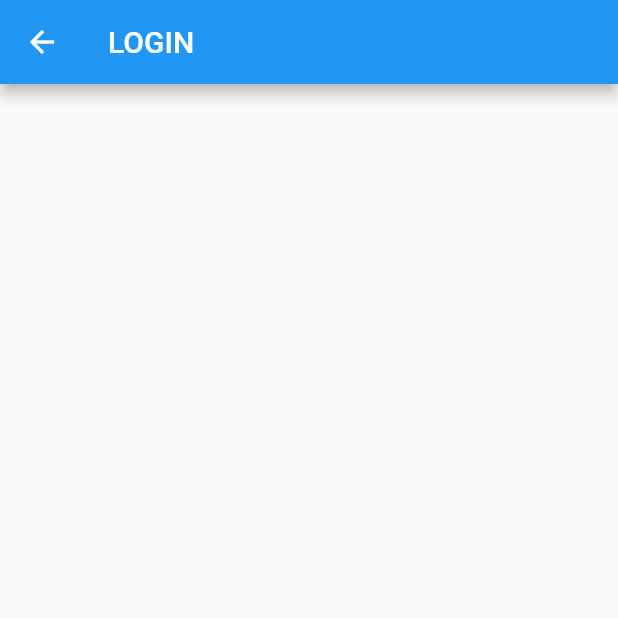
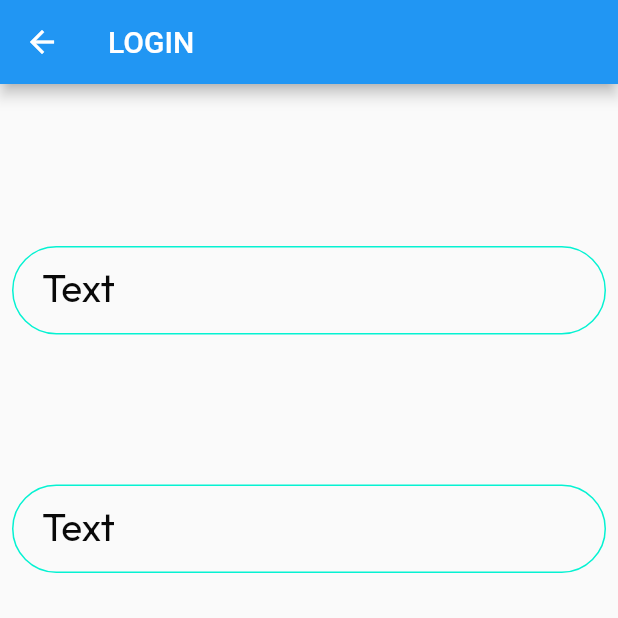
Before and after one commit to guilhermebernava/nmf_social, a Flutter app: the Login screen opened by its route, on a phone screen of 412 x 824 dp, the top half of it. Run offline on Flutter 3.47's test engine with Material 2 defaults, Android fonts, the phone set to English and light mode, and no system bars; our stand-ins replace bordered_text, google_fonts; network calls fail.

Commit message:
feat: input

```diff
--- a/lib/pages/login/login.dart
+++ b/lib/pages/login/login.dart
@@ -1,4 +1,5 @@
 import 'package:flutter/material.dart';
+import 'package:nmf_social/widgets/input/input.dart';
 
 class Login extends StatelessWidget {
   const Login({Key? key}) : super(key: key);
@@ -7,6 +8,19 @@ class Login extends StatelessWidget {
   Widget build(BuildContext context) {
     return Scaffold(
       appBar: AppBar(title: const Text("LOGIN")),
+      body: Padding(
+        padding: const EdgeInsets.all(8.0),
+        child: Column(children: [
+          const SizedBox(
+            height: 100,
+          ),
+          Input(),
+          const SizedBox(
+            height: 100,
+          ),
+          Input(),
+        ]),
+      ),
     );
   }
 }
--- /dev/null
+++ b/lib/widgets/input/input.dart
@@ -0,0 +1,31 @@
+import 'package:flutter/material.dart';
+import 'package:google_fonts/google_fonts.dart';
+import '../../themes/app_colors.dart';
+
+class Input extends StatelessWidget {
+  const Input({Key? key}) : super(key: key);
+
+  @override
+  Widget build(BuildContext context) {
+    return TextFormField(
+      decoration: InputDecoration(
+        labelText: "Text",
+        labelStyle: GoogleFonts.outfit(
+          fontSize: 26,
+          color: AppColors.black,
+        ),
+        contentPadding:
+            const EdgeInsets.symmetric(vertical: 20, horizontal: 20),
+        hintText: "Digite uma parada ai pra tu ver",
+        focusedBorder: OutlineInputBorder(
+          borderRadius: BorderRadius.circular(30),
+          borderSide: const BorderSide(color: AppColors.secondary, width: 1.0),
+        ),
+        enabledBorder: OutlineInputBorder(
+          borderRadius: BorderRadius.circular(30),
+          borderSide: const BorderSide(color: AppColors.primary, width: 1.0),
+        ),
+      ),
+    );
+  }
+}
```
